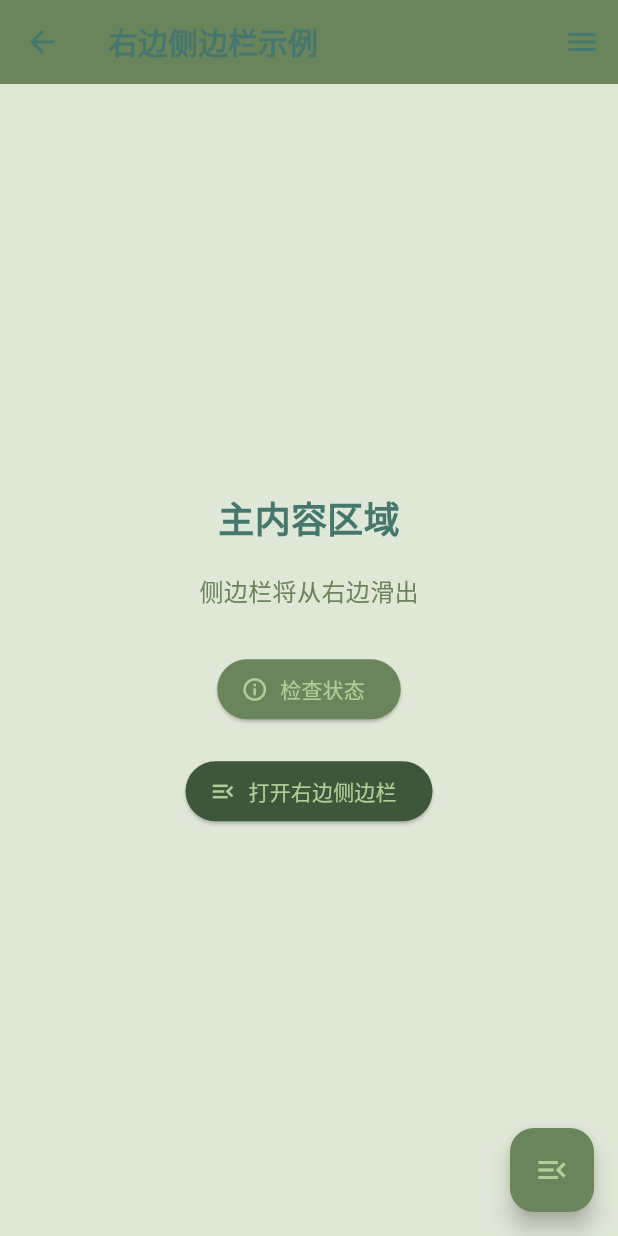
After one commit to hsefz-ChenJunJie/rongchangbei, a Flutter app: the ResponsiveSidebarExample screen opened directly, after a tap on "切换侧边栏", after a tap on "从右边滑出示例", on a phone screen of 412 x 824 dp. The commit adds this screen. Run offline on Flutter 3.47's test engine with Material 3 defaults, Android fonts, the phone set to English and light mode, and no system bars; our stand-ins replace audioplayers, dio, flutter_tts, permission_handler, shared_preferences, speech_to_text; missing offline and left inert: record, vad; accounts and stored records are empty.

Commit message:
Commit before sleep

```diff
--- /dev/null
+++ b/frontend_flutter/ai_sound_agent/lib/examples/responsive_sidebar_example.dart
@@ -0,0 +1,343 @@
+import 'package:flutter/material.dart';
+import '../widgets/shared/responsive_sidebar.dart';
+import '../services/theme_manager.dart';
+
+class ResponsiveSidebarExample extends StatefulWidget {
+  const ResponsiveSidebarExample({super.key});
+
+  @override
+  State<ResponsiveSidebarExample> createState() => _ResponsiveSidebarExampleState();
+}
+
+class _ResponsiveSidebarExampleState extends State<ResponsiveSidebarExample> {
+  final GlobalKey<ResponsiveSidebarState> _sidebarKey = GlobalKey<ResponsiveSidebarState>();
+
+  @override
+  Widget build(BuildContext context) {
+    final themeManager = ThemeManager();
+
+    return Scaffold(
+      appBar: AppBar(
+        title: const Text('响应式侧边栏示例'),
+        backgroundColor: themeManager.baseColor,
+        foregroundColor: themeManager.lightTextColor,
+        actions: [
+          IconButton(
+            icon: const Icon(Icons.menu),
+            onPressed: () {
+              _sidebarKey.currentState?.open();
+            },
+            tooltip: '打开侧边栏',
+          ),
+        ],
+      ),
+      body: ResponsiveSidebar(
+        key: _sidebarKey,
+        backgroundColor: themeManager.lighterColor,
+        barrierColor: themeManager.darkerColor.withOpacity(0.5),
+        child: Center(
+          child: Column(
+            mainAxisAlignment: MainAxisAlignment.center,
+            children: [
+              Text(
+                '主内容区域',
+                style: TextStyle(
+                  fontSize: 24,
+                  fontWeight: FontWeight.bold,
+                  color: themeManager.darkTextColor,
+                ),
+              ),
+              const SizedBox(height: 30),
+              ElevatedButton.icon(
+                style: ElevatedButton.styleFrom(
+                  backgroundColor: themeManager.baseColor,
+                  foregroundColor: themeManager.lightTextColor,
+                ),
+                onPressed: () {
+                  final isOpen = _sidebarKey.currentState?.isOpen() ?? false;
+                  ScaffoldMessenger.of(context).showSnackBar(
+                    SnackBar(
+                      content: Text(isOpen ? '侧边栏已打开' : '侧边栏已关闭'),
+                      duration: const Duration(seconds: 1),
+                    ),
+                  );
+                },
+                icon: const Icon(Icons.info_outline),
+                label: const Text('检查侧边栏状态'),
+              ),
+              const SizedBox(height: 20),
+              ElevatedButton.icon(
+                style: ElevatedButton.styleFrom(
+                  backgroundColor: themeManager.darkerColor,
+                  foregroundColor: themeManager.lightTextColor,
+                ),
+                onPressed: () {
+                  _sidebarKey.currentState?.toggle();
+                },
+                icon: const Icon(Icons.swap_horiz),
+                label: const Text('切换侧边栏'),
+              ),
+              const SizedBox(height: 20),
+              ElevatedButton.icon(
+                style: ElevatedButton.styleFrom(
+                  backgroundColor: themeManager.baseColor.withOpacity(0.8),
+                  foregroundColor: themeManager.lightTextColor,
+                ),
+                onPressed: () {
+                  Navigator.push(
+                    context,
+                    MaterialPageRoute(
+                      builder: (context) => const RightSidebarExample(),
+                    ),
+                  );
+                },
+                icon: const Icon(Icons.arrow_forward),
+                label: const Text('从右边滑出示例'),
+              ),
+              const SizedBox(height: 40),
+              Card(
+                color: themeManager.lighterColor.withOpacity(0.1),
+                margin: const EdgeInsets.all(16),
+                child: Padding(
+                  padding: const EdgeInsets.all(16),
+                  child: Column(
+                    children: [
+                      Icon(
+                        Icons.screen_rotation,
+                        size: 48,
+                        color: themeManager.baseColor,
+                      ),
+                      const SizedBox(height: 10),
+                      Text(
+                        '响应式设计',
+                        style: TextStyle(
+                          fontSize: 18,
+                          fontWeight: FontWeight.bold,
+                          color: themeManager.darkTextColor,
+                        ),
+                      ),
+                      const SizedBox(height: 8),
+                      Text(
+                        '旋转设备查看不同屏幕尺寸下的效果',
+                        textAlign: TextAlign.center,
+                        style: TextStyle(color: themeManager.darkTextColor.withOpacity(0.6)),
+                      ),
+                    ],
+                  ),
+                ),
+              ),
+            ],
+          ),
+        ),
+      ),
+      floatingActionButton: FloatingActionButton(
+        onPressed: () {
+          _sidebarKey.currentState?.open();
+        },
+        child: const Icon(Icons.menu_open),
+        tooltip: '打开侧边栏',
+      ),
+    );
+  }
+}
+
+// 从右边滑出的示例
+class RightSidebarExample extends StatefulWidget {
+  const RightSidebarExample({super.key});
+
+  @override
+  State<RightSidebarExample> createState() => _RightSidebarExampleState();
+}
+
+class _RightSidebarExampleState extends State<RightSidebarExample> {
+  final GlobalKey<ResponsiveSidebarState> _sidebarKey = GlobalKey<ResponsiveSidebarState>();
+
+  @override
+  Widget build(BuildContext context) {
+    final themeManager = ThemeManager();
+
+    return Scaffold(
+      appBar: AppBar(
+        title: const Text('右边侧边栏示例'),
+        backgroundColor: themeManager.baseColor,
+        foregroundColor: themeManager.lightTextColor,
+        actions: [
+          IconButton(
+            icon: const Icon(Icons.menu),
+            onPressed: () {
+              _sidebarKey.currentState?.open();
+            },
+            tooltip: '打开右边侧边栏',
+          ),
+        ],
+      ),
+      body: ResponsiveSidebar(
+        key: _sidebarKey,
+        isLeft: false, // 从右边滑出
+        backgroundColor: themeManager.lighterColor,
+        barrierColor: themeManager.darkerColor.withOpacity(0.5),
+        child: Center(
+          child: Column(
+            mainAxisAlignment: MainAxisAlignment.center,
+            children: [
+              Text(
+                '主内容区域',
+                style: TextStyle(
+                  fontSize: 24,
+                  fontWeight: FontWeight.bold,
+                  color: themeManager.darkTextColor,
+                ),
+              ),
+              const SizedBox(height: 20),
+              Text(
+                '侧边栏将从右边滑出',
+                style: TextStyle(
+                  fontSize: 16,
+                  color: themeManager.baseColor,
+                ),
+              ),
+              const SizedBox(height: 30),
+              ElevatedButton.icon(
+                style: ElevatedButton.styleFrom(
+                  backgroundColor: themeManager.baseColor,
+                  foregroundColor: themeManager.lightTextColor,
+                ),
+                onPressed: () {
+                  final isOpen = _sidebarKey.currentState?.isOpen() ?? false;
+                  ScaffoldMessenger.of(context).showSnackBar(
+                    SnackBar(
+                      content: Text(isOpen ? '右边侧边栏已打开' : '右边侧边栏已关闭'),
+                      duration: const Duration(seconds: 1),
+                    ),
+                  );
+                },
+                icon: const Icon(Icons.info_outline),
+                label: const Text('检查状态'),
+              ),
+              const SizedBox(height: 20),
+              ElevatedButton.icon(
+                style: ElevatedButton.styleFrom(
+                  backgroundColor: themeManager.darkerColor,
+                  foregroundColor: themeManager.lightTextColor,
+                ),
+                onPressed: () {
+                  _sidebarKey.currentState?.open();
+                },
+                icon: const Icon(Icons.menu_open),
+                label: const Text('打开右边侧边栏'),
+              ),
+            ],
+          ),
+        ),
+      ),
+      floatingActionButton: FloatingActionButton(
+        onPressed: () {
+          _sidebarKey.currentState?.open();
+        },
+        backgroundColor: themeManager.baseColor,
+        foregroundColor: themeManager.lightTextColor,
+        child: const Icon(Icons.menu_open),
+        tooltip: '打开右边侧边栏',
+      ),
+    );
+  }
+}
+
+// 侧边栏内容组件
+class SidebarContent extends StatelessWidget {
+  const SidebarContent({super.key});
+
+  @override
+  Widget build(BuildContext context) {
+    return ListView(
+      padding: const EdgeInsets.all(16),
+      children: [
+        const UserAccountsDrawerHeader(
+          accountName: Text('用户名称'),
+          accountEmail: Text('user@example.com'),
+          currentAccountPicture: CircleAvatar(
+            backgroundColor: Colors.blue,
+            child: Icon(Icons.person, color: Colors.white),
+          ),
+          decoration: BoxDecoration(
+            color: Colors.blue,
+          ),
+        ),
+        const Divider(),
+        ListTile(
+          leading: const Icon(Icons.home),
+          title: const Text('首页'),
+          onTap: () {
+            // 处理导航
+          },
+        ),
+        ListTile(
+          leading: const Icon(Icons.settings),
+          title: const Text('设置'),
+          onTap: () {
+            // 处理导航
+          },
+        ),
+        ListTile(
+          leading: const Icon(Icons.help),
+          title: const Text('帮助'),
+          onTap: () {
+            // 处理导航
+          },
+        ),
+        const Divider(),
+        ListTile(
+          leading: const Icon(Icons.logout),
+          title: const Text('退出'),
+          onTap: () {
+            // 处理退出
+          },
+        ),
+      ],
+    );
+  }
+}
+
+// 完整的侧边栏使用示例
+class ResponsiveSidebarDemo extends StatelessWidget {
+  const ResponsiveSidebarDemo({super.key});
+
+  @override
+  Widget build(BuildContext context) {
+    final GlobalKey<ResponsiveSidebarState> sidebarKey = GlobalKey<ResponsiveSidebarState>();
+
+    return MaterialApp(
+      title: '响应式侧边栏演示',
+      theme: ThemeData(
+        primarySwatch: Colors.blue,
+        useMaterial3: true,
+      ),
+      home: Scaffold(
+        body: ResponsiveSidebar(
+          key: sidebarKey,
+          backgroundColor: Colors.white,
+          barrierColor: Colors.black54,
+          child: Scaffold(
+            appBar: AppBar(
+              title: const Text('完整演示'),
+              leading: IconButton(
+                icon: const Icon(Icons.menu),
+                onPressed: () => sidebarKey.currentState?.open(),
+              ),
+            ),
+            body: const Center(
+              child: Text(
+                '这是一个完整的响应式侧边栏演示',
+                style: TextStyle(fontSize: 20),
+              ),
+            ),
+          ),
+        ),
+        floatingActionButton: FloatingActionButton(
+          onPressed: () => sidebarKey.currentState?.open(),
+          child: const Icon(Icons.menu_open),
+        ),
+      ),
+    );
+  }
+}
--- /dev/null
+++ b/frontend_flutter/ai_sound_agent/lib/widgets/shared/responsive_sidebar.dart
@@ -0,0 +1,213 @@
+import 'package:flutter/material.dart';
+import 'package:flutter/services.dart';
+import '../../services/theme_manager.dart';
+
+class ResponsiveSidebar extends StatefulWidget {
+  final Widget? child;
+  final Color? backgroundColor;
+  final Color? barrierColor;
+  final Duration animationDuration;
+  final bool isLeft;
+
+  const ResponsiveSidebar({
+    super.key,
+    this.child,
+    this.backgroundColor,
+    this.barrierColor,
+    this.animationDuration = const Duration(milliseconds: 300),
+    this.isLeft = true,
+  });
+
+  @override
+  ResponsiveSidebarState createState() => ResponsiveSidebarState();
+}
+
+class ResponsiveSidebarState extends State<ResponsiveSidebar>
+    with SingleTickerProviderStateMixin {
+  late AnimationController _animationController;
+  late Animation<double> _slideAnimation;
+  bool _isOpen = false;
+
+  @override
+  void initState() {
+    super.initState();
+    _animationController = AnimationController(
+      vsync: this,
+      duration: widget.animationDuration,
+    );
+
+    // 根据方向设置动画起始值
+    // 从左边滑出：-1.0 到 0.0
+    // 从右边滑出：1.0 到 0.0
+    _slideAnimation = Tween<double>(
+      begin: widget.isLeft ? -1.0 : 1.0,
+      end: 0.0,
+    ).animate(CurvedAnimation(
+      parent: _animationController,
+      curve: Curves.easeInOut,
+    ));
+  }
+
+  @override
+  void dispose() {
+    _animationController.dispose();
+    super.dispose();
+  }
+
+  /// 判断是否开启
+  bool isOpen() => _isOpen;
+
+  /// 打开侧边栏
+  void open() {
+    if (!_isOpen) {
+      HapticFeedback.lightImpact();
+      setState(() {
+        _isOpen = true;
+      });
+      _animationController.forward();
+    }
+  }
+
+  /// 关闭侧边栏
+  void close() {
+    if (_isOpen) {
+      HapticFeedback.lightImpact();
+      _animationController.reverse().then((_) {
+        if (mounted) {
+          setState(() {
+            _isOpen = false;
+          });
+        }
+      });
+    }
+  }
+
+  /// 切换侧边栏状态
+  void toggle() {
+    if (_isOpen) {
+      close();
+    } else {
+      open();
+    }
+  }
+
+  @override
+  Widget build(BuildContext context) {
+    final themeManager = ThemeManager();
+
+    return Stack(
+      children: [
+        // 主要内容区域
+        if (widget.child != null) widget.child!,
+
+        // 遮罩层和侧边栏
+        if (_isOpen) ...[
+          // 遮罩层
+          GestureDetector(
+            onTap: close,
+            child: FadeTransition(
+              opacity: _animationController,
+              child: Container(
+                color: widget.barrierColor ?? themeManager.darkerColor.withOpacity(0.5),
+              ),
+            ),
+          ),
+
+          // 侧边栏内容
+          _buildSidebarContent(),
+        ],
+      ],
+    );
+  }
+
+  Widget _buildSidebarContent() {
+    final themeManager = ThemeManager();
+
+    return LayoutBuilder(
+      builder: (context, constraints) {
+        final screenWidth = MediaQuery.of(context).size.width;
+        final screenHeight = MediaQuery.of(context).size.height;
+        final isPortrait = screenWidth < screenHeight;
+
+        // 根据屏幕方向决定侧边栏宽度
+        final sidebarWidth = isPortrait
+            ? screenWidth // 手机：占满屏幕宽度
+            : screenWidth * 0.5; // 平板：占屏幕宽度的一半
+
+        return AnimatedBuilder(
+          animation: _slideAnimation,
+          builder: (context, child) {
+            final position = widget.isLeft
+                ? Positioned(
+                    left: _slideAnimation.value * sidebarWidth,
+                    top: 0,
+                    bottom: 0,
+                    width: sidebarWidth,
+                    child: child!,
+                  )
+                : Positioned(
+                    right: _slideAnimation.value * sidebarWidth,
+                    top: 0,
+                    bottom: 0,
+                    width: sidebarWidth,
+                    child: child!,
+                  );
+
+            return position;
+          },
+          child: Material(
+            elevation: 16,
+            color: widget.backgroundColor ?? themeManager.lighterColor,
+            child: Stack(
+              children: [
+                // 侧边栏内容区域
+                Positioned.fill(
+                  child: Padding(
+                    padding: const EdgeInsets.only(top: 48.0), // 为关闭按钮留出空间
+                    child: widget.child != null
+                        ? (widget.child is Container || widget.child is SizedBox)
+                            ? Center(
+                                child: Text(
+                                  '侧边栏内容',
+                                  style: TextStyle(
+                                    color: themeManager.darkTextColor,
+                                    fontSize: 16,
+                                  ),
+                                ),
+                              )
+                            : widget.child!
+                        : Center(
+                            child: Text(
+                              '侧边栏内容',
+                              style: TextStyle(
+                                color: themeManager.darkTextColor,
+                                fontSize: 16,
+                              ),
+                            ),
+                          ),
+                  ),
+                ),
+
+                // 关闭按钮 - 根据滑出方向调整位置
+                Positioned(
+                  top: 8,
+                  right: widget.isLeft ? 8 : null,
+                  left: widget.isLeft ? null : 8,
+                  child: IconButton(
+                    icon: Icon(
+                      Icons.close,
+                      size: 24,
+                      color: themeManager.baseColor,
+                    ),
+                    onPressed: close,
+                    tooltip: '关闭',
+                  ),
+                ),
+              ],
+            ),
+          ),
+        );
+      },
+    );
+  }
+}
```
Also changed, not shown: frontend_flutter/ai_sound_agent/lib/examples/test_chat_input_width.dart (added, +132 -0 lines), frontend_flutter/ai_sound_agent/lib/widgets/chat_recording/chat_input.dart (+29 -7 lines), 2 other files.
